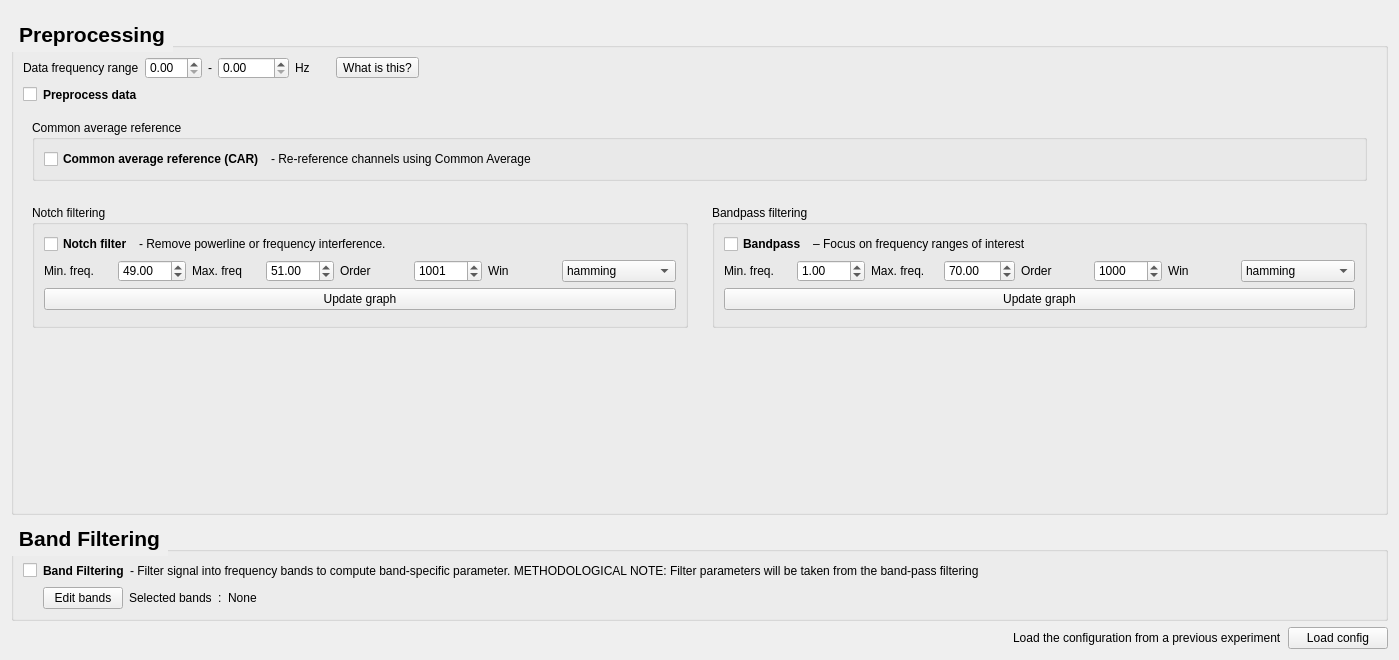
This is eeg_features/preprocessing/view.ui in medusabci/medusa-analyzer as Qt 5 draws it before an edit. The edited form follows.
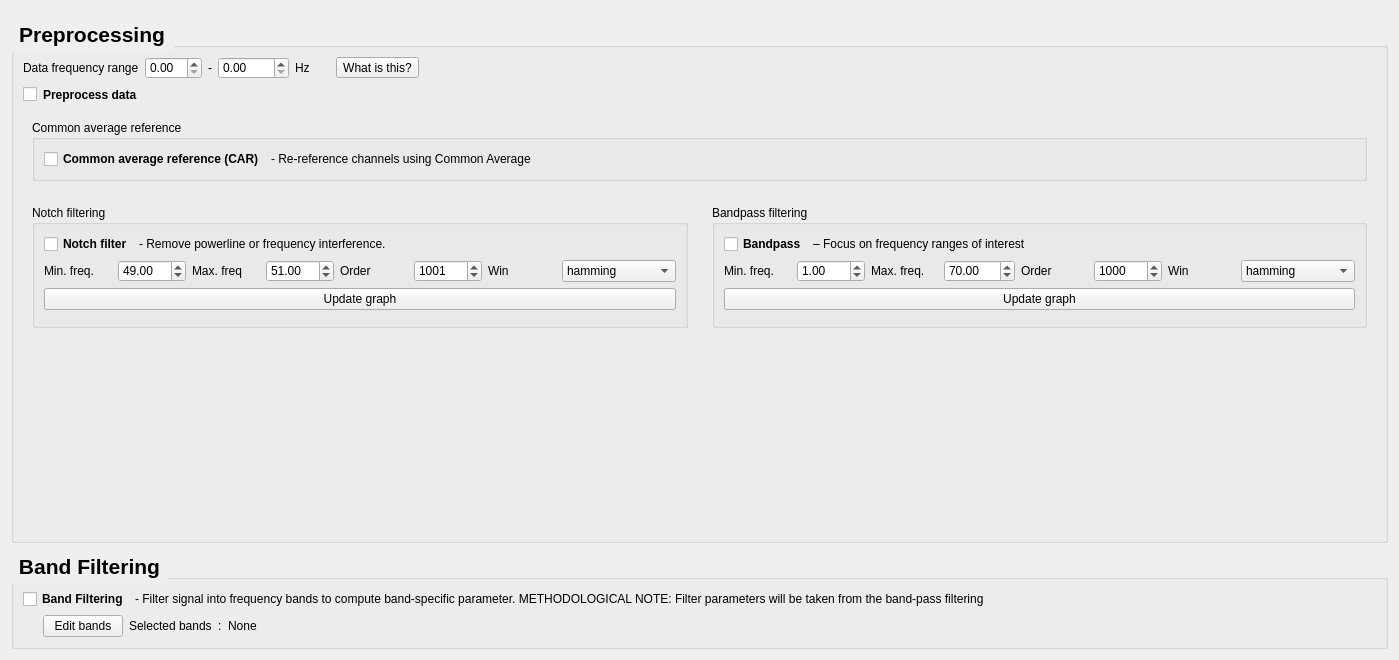
This is the edited form.

Commit message: Add load configuration button and enhance preprocessing controls

```diff
--- a/eeg_features/preprocessing/view.ui
+++ b/eeg_features/preprocessing/view.ui
@@ -830,13 +830,6 @@
        <layout class="QHBoxLayout" name="band_segmentation_selection">
         <item>
          <widget class="QCheckBox" name="bandCBox">
-          <property name="text">
-           <string/>
-          </property>
-         </widget>
-        </item>
-        <item>
-         <widget class="QLabel" name="bandsegmentationLabel">
           <property name="font">
            <font>
             <weight>75</weight>
@@ -934,49 +927,6 @@
      </layout>
     </widget>
    </item>
-   <item>
-    <layout class="QHBoxLayout" name="horizontalLayout">
-     <item>
-      <spacer name="horizontalSpacer_6">
-       <property name="orientation">
-        <enum>Qt::Horizontal</enum>
-       </property>
-       <property name="sizeHint" stdset="0">
-        <size>
-         <width>40</width>
-         <height>20</height>
-        </size>
-       </property>
-      </spacer>
-     </item>
-     <item>
-      <widget class="QLabel" name="label_2">
-       <property name="text">
-        <string>Load the configuration from a previous experiment</string>
-       </property>
-      </widget>
-     </item>
-     <item>
-      <widget class="QPushButton" name="loadButton">
-       <property name="minimumSize">
-        <size>
-         <width>100</width>
-         <height>0</height>
-        </size>
-       </property>
-       <property name="maximumSize">
-        <size>
-         <width>100</width>
-         <height>16777215</height>
-        </size>
-       </property>
-       <property name="text">
-        <string>Load config</string>
-       </property>
-      </widget>
-     </item>
-    </layout>
-   </item>
   </layout>
  </widget>
  <resources/>
```
Left out of the diff: 2 changed lines with no effect on the pictures. The commit also changes 7 other files.
